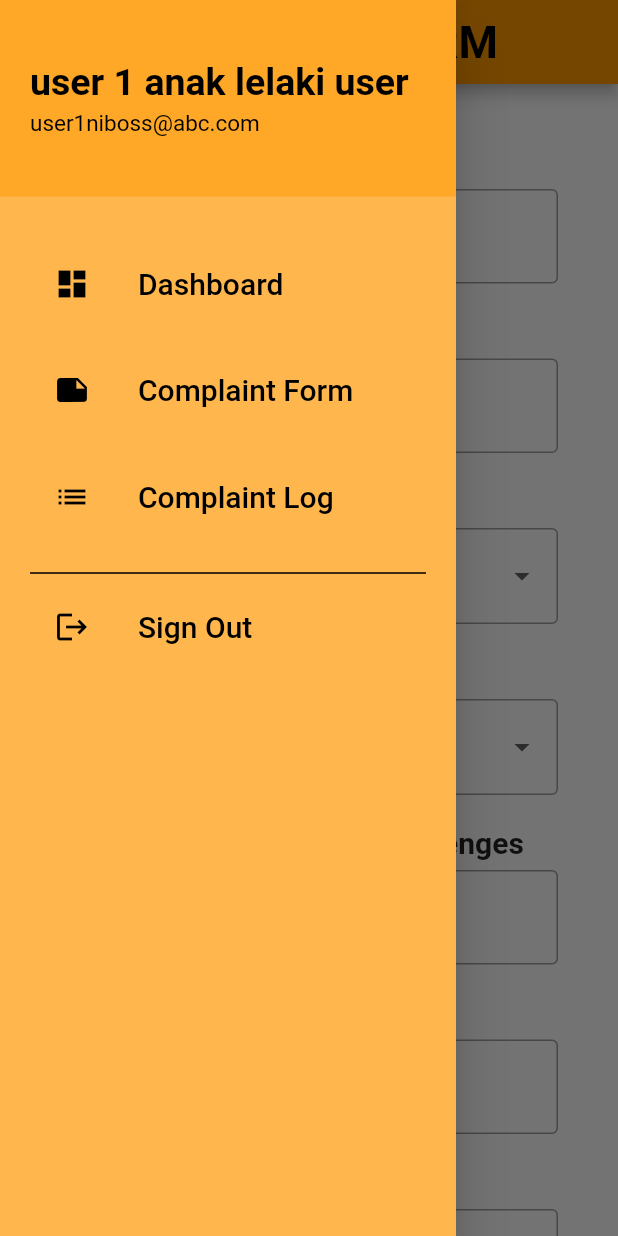
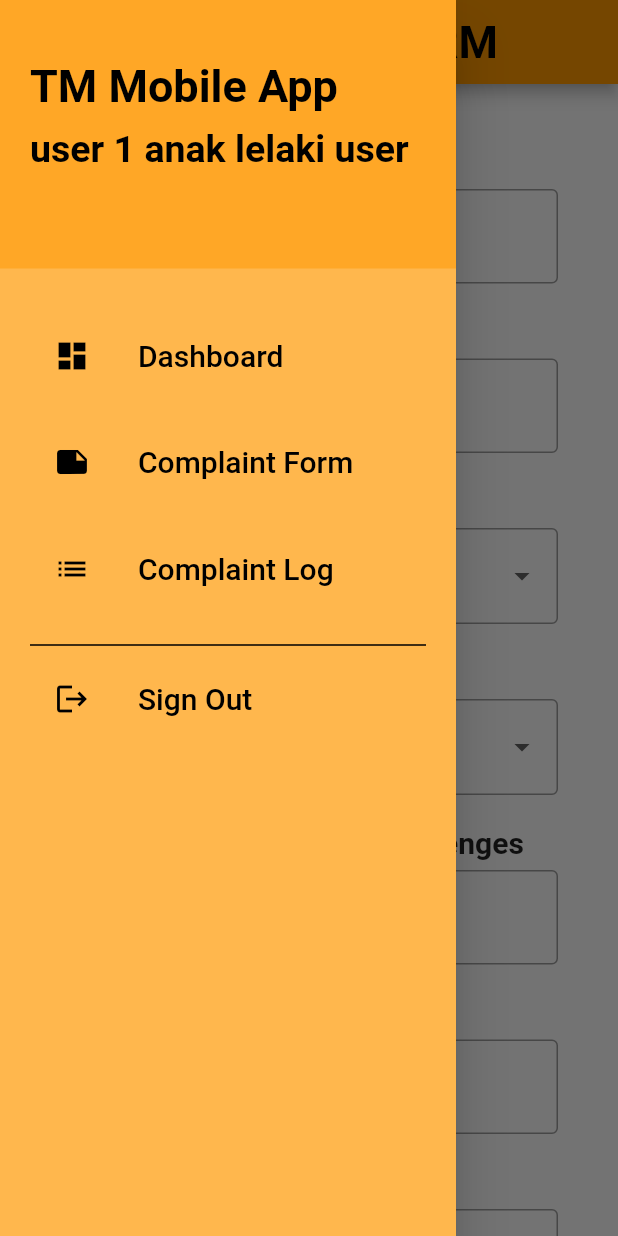
Before and after one commit to Afnando/tm_mobile_app, a Flutter app: the ComplaintForm screen opened by its route, with the side drawer open, on a phone screen of 412 x 824 dp. Run offline on Flutter 3.47's test engine with Material 2 defaults, Android fonts, the phone set to English and light mode, and no system bars; drawn by our look-alikes of datetime_picker_formfield; our stand-ins replace cloud_firestore, data_table_2, firebase_auth, firebase_core, fl_chart, flutter_svg; accounts and stored records are empty.

Commit message:
user email

```diff
--- a/lib/views/navigation_bar.dart
+++ b/lib/views/navigation_bar.dart
@@ -3,13 +3,15 @@ import 'package:tm_mobile_app/constants/routes.dart';
 import 'package:tm_mobile_app/services/auth/auth_service.dart';
 import 'package:tm_mobile_app/utilities/logout_dialog.dart';
 
+// ignore: use_key_in_widget_constructors
 class NavBar extends StatelessWidget {
   final padding = const EdgeInsets.symmetric(horizontal: 20);
 
   @override
   Widget build(BuildContext context) {
-    final _name = 'user 1 anak lelaki user';
-    final _email = 'user1niboss@abc.com';
+    const _name = 'user 1 anak lelaki user';
+    // final _email = 'user1niboss@abc.com';
+    final user = AuthService.firebase().currentUser!;
 
     return Drawer(
       child: Material(
@@ -18,7 +20,7 @@ class NavBar extends StatelessWidget {
           children: <Widget>[
             buildHeader(
               name: _name,
-              email: _email,
+              email: user.email,
               // onClicked: null;
             ),
             Container(
@@ -76,6 +78,15 @@ class NavBar extends StatelessWidget {
           child: Column(
             crossAxisAlignment: CrossAxisAlignment.start,
             children: [
+              const Text(
+                'TM Mobile App',
+                style: TextStyle(
+                  fontSize: 30,
+                  fontWeight: FontWeight.bold,
+                  color: Colors.black,
+                ),
+              ),
+              const SizedBox(height: 10),
               Text(
                 name,
                 style: const TextStyle(
@@ -86,7 +97,7 @@ class NavBar extends StatelessWidget {
               const SizedBox(height: 4),
               Text(
                 email,
-                style: const TextStyle(fontSize: 15, color: Colors.black),
+                style: const TextStyle(fontSize: 18, color: Colors.black),
               ),
             ],
           ),
```
